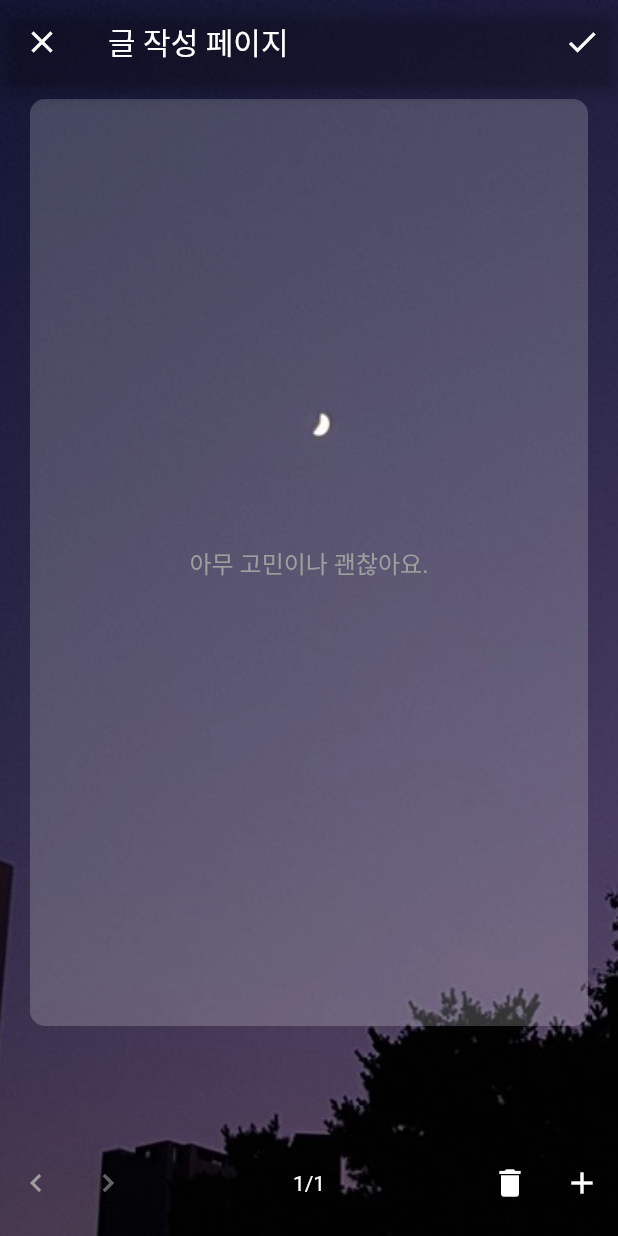
After one commit to ShinJongUng/JUST-FE, a Flutter app: the PostPage screen opened by its route, on a phone screen of 412 x 824 dp. The commit adds this screen. Run offline on Flutter 3.47's test engine with Material 2 defaults, Android fonts, the phone set to English and light mode, and no system bars; our stand-ins replace dio, flutter_dotenv, flutter_easyloading, flutter_secure_storage, fluttertoast, get and 4 more; missing offline and left inert: kakao_flutter_sdk_user; accounts and stored records are empty; network calls fail.

Commit message:
feat: 글 post시 로딩 추가

```diff
--- a/lib/main.dart
+++ b/lib/main.dart
@@ -1,5 +1,6 @@
 import 'package:flutter/material.dart';
 import 'package:flutter_dotenv/flutter_dotenv.dart';
+import 'package:flutter_easyloading/flutter_easyloading.dart';
 import 'package:flutter_secure_storage/flutter_secure_storage.dart';
 import 'package:get/get.dart';
 import 'package:just/getX/login_controller.dart';
@@ -71,6 +72,7 @@ class _MyAppState extends State<MyApp> {
         GetPage(name: "/user-post", page: () => const UserPostPage()),
         GetPage(name: "/setting", page: () => const SettingPage()),
       ],
+      builder: EasyLoading.init(),
     );
   }
 }
--- /dev/null
+++ b/lib/views/widgets/post_page/post_widget.dart
@@ -0,0 +1,131 @@
+import 'package:flutter/material.dart';
+
+class PostWidget extends StatelessWidget {
+  final int currentPage;
+  final int totalPage;
+  final bool isPosting;
+  final PageController pageController;
+  final List<TextEditingController> textControllers;
+  final Function(dynamic value) onPageChanged;
+  final Function() addNewPage;
+  final Function() deleteCurrentPage;
+  final Function() pressLeftButton;
+  final Function() pressRightButton;
+
+  const PostWidget({
+    super.key,
+    required this.currentPage,
+    required this.totalPage,
+    required this.isPosting,
+    required this.pageController,
+    required this.textControllers,
+    required this.onPageChanged,
+    required this.addNewPage,
+    required this.deleteCurrentPage,
+    required this.pressLeftButton,
+    required this.pressRightButton,
+  });
+
+  @override
+  Widget build(BuildContext context) {
+    return IgnorePointer(
+      ignoring: isPosting,
+      child: GestureDetector(
+        onTap: () {
+          FocusScope.of(context).requestFocus(FocusNode());
+        },
+        child: Stack(children: [
+          Positioned.fill(
+            child: Image.asset(
+              'assets/test1.jpg',
+              fit: BoxFit.cover,
+            ),
+          ),
+          SafeArea(
+            child: PageView.builder(
+              physics: const ClampingScrollPhysics(),
+              itemCount: totalPage,
+              controller: pageController,
+              onPageChanged: onPageChanged,
+              itemBuilder: (BuildContext context, int index) {
+                return Column(
+                  children: [
+                    Container(
+                      height: MediaQuery.of(context).size.height * 0.75 -
+                          MediaQuery.of(context).viewInsets.bottom,
+                      margin: const EdgeInsets.symmetric(
+                          horizontal: 20, vertical: 10),
+                      decoration: BoxDecoration(
+                        color: Colors.white.withOpacity(0.2),
+                        borderRadius: BorderRadius.circular(10),
+                      ),
+                      child: Padding(
+                        padding: const EdgeInsets.all(8.0),
+                        child: Center(
+                          child: TextField(
+                            controller: textControllers[index],
+                            textAlign: TextAlign.center,
+                            style: const TextStyle(color: Colors.white),
+                            maxLines: null,
+                            decoration: const InputDecoration(
+                              border: InputBorder.none,
+                              hintText: '아무 고민이나 괜찮아요.',
+                              hintStyle: TextStyle(color: Colors.grey),
+                            ),
+                          ),
+                        ),
+                      ),
+                    ),
+                  ],
+                );
+              },
+            ),
+          ),
+          Positioned(
+            bottom: MediaQuery.of(context).viewInsets.bottom,
+            child: Container(
+              width: MediaQuery.of(context).size.width,
+              height: MediaQuery.of(context).size.height * 0.085,
+              decoration: const BoxDecoration(
+                borderRadius: BorderRadius.only(
+                  topLeft: Radius.circular(20),
+                  topRight: Radius.circular(20),
+                ),
+              ),
+              child: Row(
+                mainAxisAlignment: MainAxisAlignment.spaceBetween,
+                children: [
+                  Row(
+                    children: [
+                      IconButton(
+                        onPressed: currentPage != 0 ? pressLeftButton : null,
+                        icon: const Icon(Icons.chevron_left),
+                        disabledColor: Colors.grey,
+                      ),
+                      IconButton(
+                        onPressed: currentPage != totalPage - 1
+                            ? pressRightButton
+                            : null,
+                        icon: const Icon(Icons.chevron_right),
+                      ),
+                    ],
+                  ),
+                  Text('${currentPage + 1}/$totalPage'),
+                  Row(
+                    children: [
+                      IconButton(
+                          onPressed: deleteCurrentPage,
+                          icon: const Icon(Icons.delete)),
+                      IconButton(
+                          onPressed: addNewPage, icon: const Icon(Icons.add)),
+                    ],
+                  )
+                ],
+              ),
+            ),
+          ),
+        ]),
+      ),
+    );
+  }
+}
--- a/pubspec.yaml
+++ b/pubspec.yaml
@@ -47,7 +47,7 @@ dependencies:
   get: ^4.6.5
   flutter_secure_storage: ^8.0.0
   bottom_sheet: ^3.1.2
-
+  flutter_easyloading: ^3.0.5
 dev_dependencies:
   flutter_test:
     sdk: flutter
```
Also changed, not shown: lib/services/post_login.dart (+10 -3 lines), lib/services/post_signup.dart (+10 -3 lines), lib/services/post_story_post.dart (added, +20 -0 lines), lib/views/pages/login_page.dart (+12 -2 lines), lib/views/pages/post_page.dart (+69 -118 lines), lib/views/pages/signup_page.dart (+12 -3 lines), pubspec.lock.
